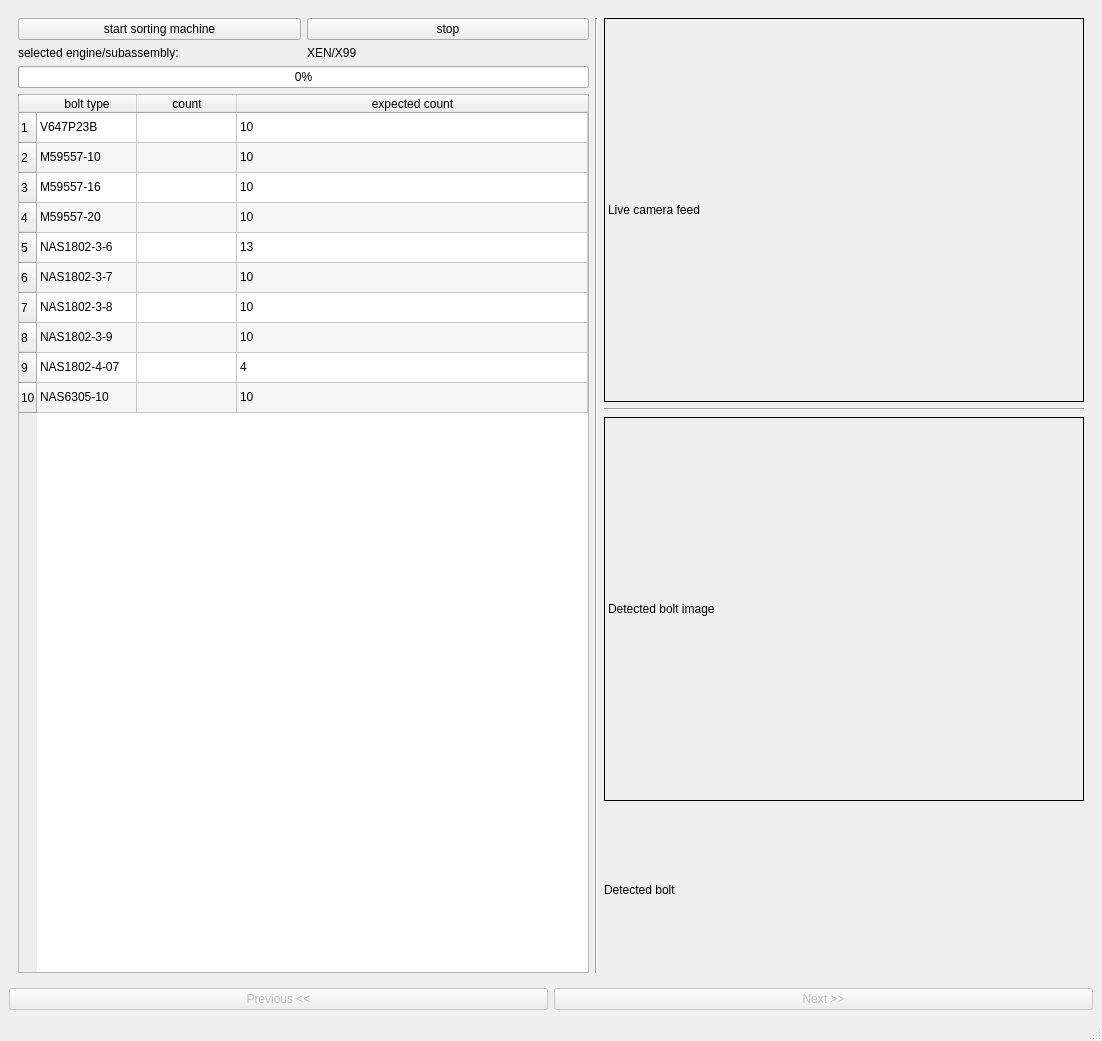
Qt form main_window.ui (laurensthecomposer/SMR2) before a commit.
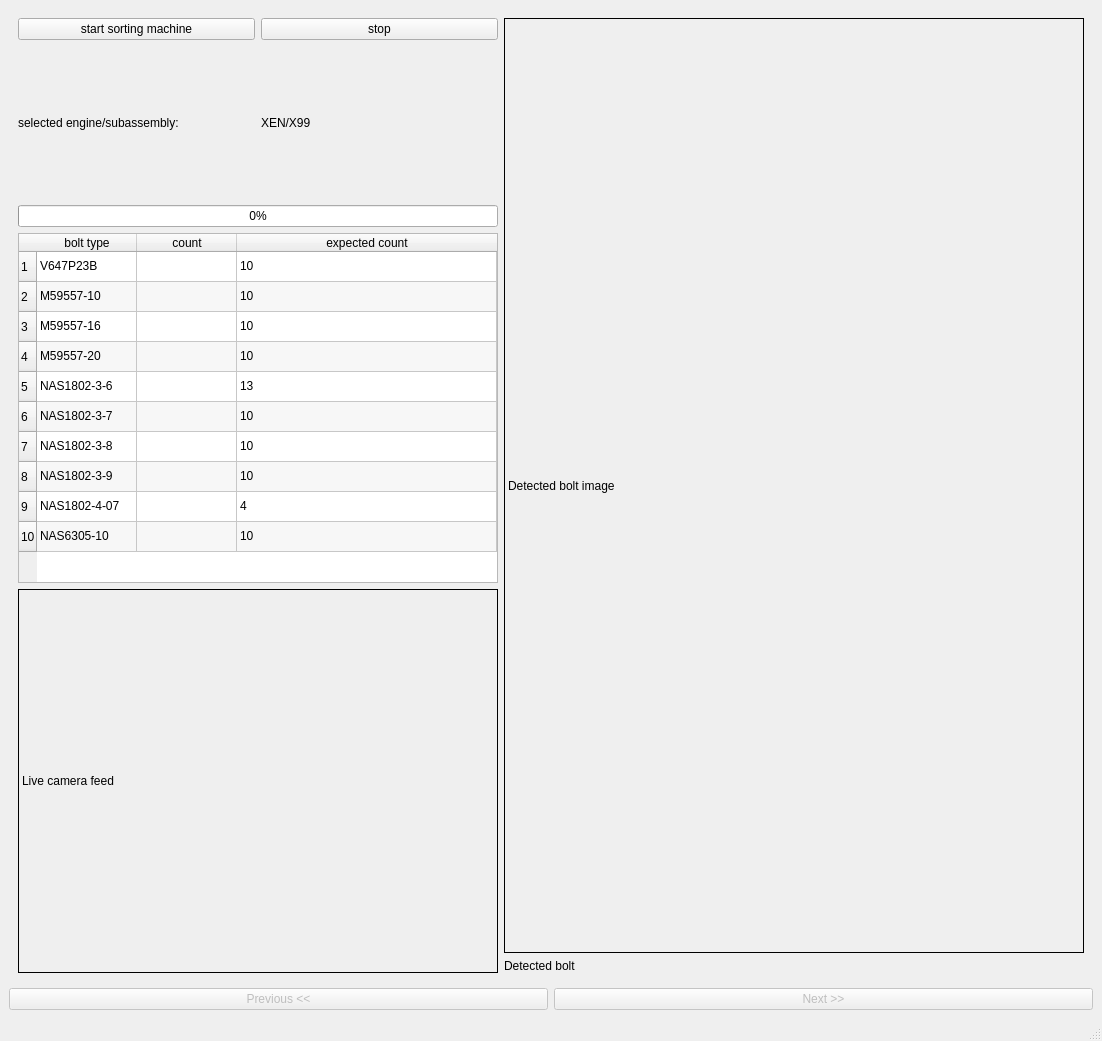
The same form after that commit. The open tabs and pages were chosen to show the change.

Commit message: expanding detected bolt

Diff of the .ui file:
```diff
--- a/main_window.ui
+++ b/main_window.ui
@@ -426,29 +426,61 @@
        <layout class="QHBoxLayout" name="horizontalLayout">
         <item>
          <layout class="QGridLayout" name="gridLayout_4">
-          <item row="3" column="0">
-           <widget class="QLabel" name="selected_title_3">
+          <item row="0" column="1">
+           <widget class="QPushButton" name="stop_machine_button">
             <property name="text">
-             <string>selected engine/subassembly:</string>
+             <string>stop</string>
             </property>
            </widget>
           </item>
-          <item row="5" column="0" colspan="2">
+          <item row="2" column="0" colspan="2">
            <widget class="QProgressBar" name="progressBar">
             <property name="value">
              <number>0</number>
             </property>
            </widget>
           </item>
-          <item row="3" column="1">
+          <item row="1" column="1">
            <widget class="QLabel" name="selected_status_3">
             <property name="text">
              <string>XEN/X99</string>
             </property>
            </widget>
           </item>
-          <item row="6" column="0" colspan="2">
+          <item row="0" column="0">
+           <widget class="QPushButton" name="start_machine_button">
+            <property name="text">
+             <string>start sorting machine</string>
+            </property>
+           </widget>
+          </item>
+          <item row="1" column="0">
+           <widget class="QLabel" name="selected_title_3">
+            <property name="text">
+             <string>selected engine/subassembly:</string>
+            </property>
+           </widget>
+          </item>
+          <item row="3" column="0" colspan="2">
            <widget class="QTableWidget" name="tableWidget_2">
+            <property name="sizePolicy">
+             <sizepolicy hsizetype="Expanding" vsizetype="Minimum">
+              <horstretch>0</horstretch>
+              <verstretch>0</verstretch>
+             </sizepolicy>
+            </property>
+            <property name="minimumSize">
+             <size>
+              <width>0</width>
+              <height>350</height>
+             </size>
+            </property>
+            <property name="maximumSize">
+             <size>
+              <width>16777215</width>
+              <height>400</height>
+             </size>
+            </property>
             <property name="alternatingRowColors">
              <bool>true</bool>
             </property>
@@ -628,32 +660,7 @@
             </item>
            </widget>
           </item>
-          <item row="0" column="0">
-           <widget class="QPushButton" name="start_machine_button">
-            <property name="text">
-             <string>start sorting machine</string>
-            </property>
-           </widget>
-          </item>
-          <item row="0" column="1">
-           <widget class="QPushButton" name="stop_machine_button">
-            <property name="text">
-             <string>stop</string>
-            </property>
-           </widget>
-          </item>
-         </layout>
-        </item>
-        <item>
-         <widget class="Line" name="line_2">
-          <property name="orientation">
-           <enum>Qt::Vertical</enum>
-          </property>
-         </widget>
-        </item>
-        <item>
-         <layout class="QVBoxLayout" name="verticalLayout_3">
-          <item>
+          <item row="4" column="0" colspan="2">
            <widget class="QLabel" name="label_img_camera">
             <property name="sizePolicy">
              <sizepolicy hsizetype="Fixed" vsizetype="Fixed">
@@ -675,17 +682,14 @@
             </property>
            </widget>
           </item>
-          <item>
-           <widget class="Line" name="line">
-            <property name="orientation">
-             <enum>Qt::Horizontal</enum>
-            </property>
-           </widget>
-          </item>
+         </layout>
+        </item>
+        <item>
+         <layout class="QVBoxLayout" name="verticalLayout_3">
           <item>
            <widget class="QLabel" name="label_img_bolt">
             <property name="sizePolicy">
-             <sizepolicy hsizetype="Fixed" vsizetype="Fixed">
+             <sizepolicy hsizetype="Expanding" vsizetype="Expanding">
               <horstretch>0</horstretch>
               <verstretch>0</verstretch>
              </sizepolicy>
@@ -707,7 +711,7 @@
           <item>
            <widget class="QLabel" name="detected_bolt_type">
             <property name="sizePolicy">
-             <sizepolicy hsizetype="Fixed" vsizetype="Preferred">
+             <sizepolicy hsizetype="Minimum" vsizetype="Minimum">
               <horstretch>0</horstretch>
               <verstretch>0</verstretch>
              </sizepolicy>
```
Left out of the diff: 54 changed lines with no effect on the pictures. The commit also changes 2 other files.
